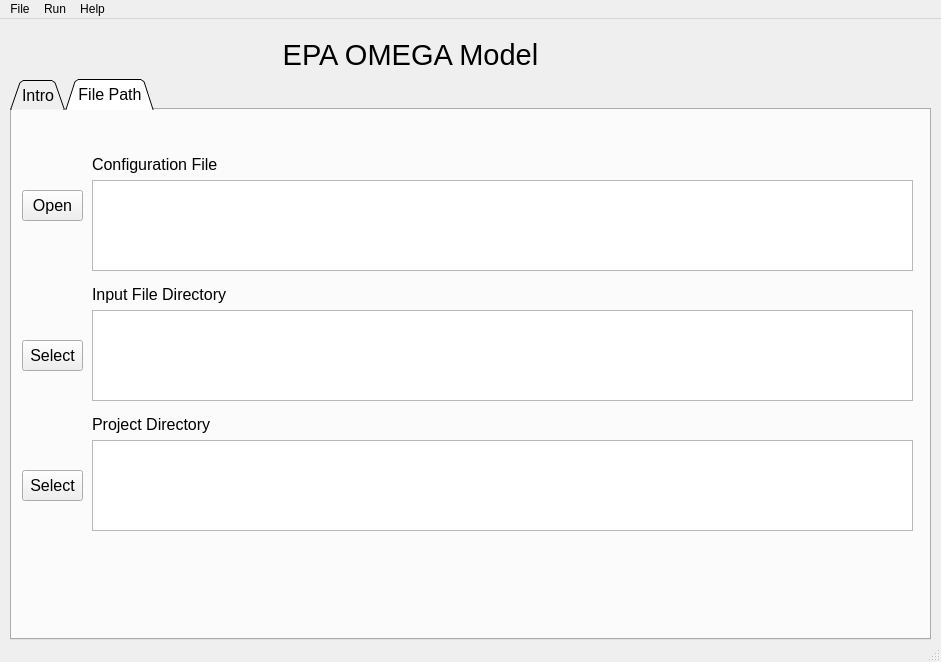
Above: gui/omega_gui_v5.ui from USEPA/EPA_OMEGA_Model before the change. Below: the same form after it.
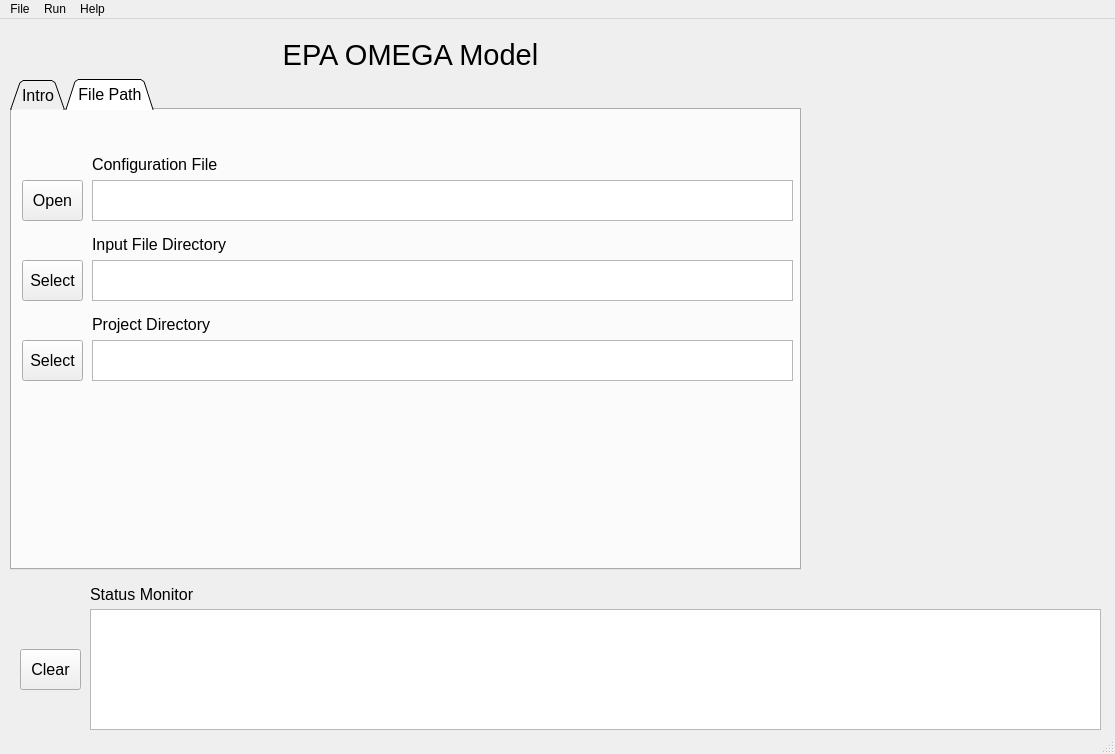
That is the form after the change. Icons and pictures are not drawn.

```diff
--- a/gui/omega_gui_v5.ui
+++ b/gui/omega_gui_v5.ui
@@ -6,8 +6,8 @@
    <rect>
     <x>0</x>
     <y>0</y>
-    <width>941</width>
-    <height>662</height>
+    <width>1115</width>
+    <height>754</height>
    </rect>
   </property>
   <property name="windowTitle">
@@ -22,8 +22,8 @@
      <rect>
       <x>10</x>
       <y>60</y>
-      <width>921</width>
-      <height>561</height>
+      <width>791</width>
+      <height>491</height>
      </rect>
     </property>
     <property name="font">
@@ -86,19 +86,19 @@
      <attribute name="title">
       <string>File Path</string>
      </attribute>
-     <widget class="QPlainTextEdit" name="configuration_file_1_result">
+     <widget class="QTextEdit" name="configuration_file_1_result">
       <property name="geometry">
        <rect>
         <x>80</x>
         <y>70</y>
-        <width>821</width>
-        <height>91</height>
+        <width>701</width>
+        <height>41</height>
        </rect>
       </property>
       <property name="font">
        <font>
         <family>Consolas</family>
-        <pointsize>11</pointsize>
+        <pointsize>10</pointsize>
        </font>
       </property>
       <property name="toolTip">
@@ -122,7 +122,7 @@
       <property name="geometry">
        <rect>
         <x>80</x>
-        <y>169</y>
+        <y>119</y>
         <width>511</width>
         <height>31</height>
        </rect>
@@ -131,19 +131,19 @@
        <string>Input File Directory</string>
       </property>
      </widget>
-     <widget class="QPlainTextEdit" name="input_file_directory_1_result">
+     <widget class="QTextEdit" name="input_file_directory_1_result">
       <property name="geometry">
        <rect>
         <x>80</x>
-        <y>200</y>
-        <width>821</width>
-        <height>91</height>
+        <y>150</y>
+        <width>701</width>
+        <height>41</height>
        </rect>
       </property>
       <property name="font">
        <font>
         <family>Consolas</family>
-        <pointsize>11</pointsize>
+        <pointsize>10</pointsize>
        </font>
       </property>
       <property name="toolTip">
@@ -154,7 +154,7 @@
       <property name="geometry">
        <rect>
         <x>80</x>
-        <y>299</y>
+        <y>199</y>
         <width>461</width>
         <height>31</height>
        </rect>
@@ -163,19 +163,19 @@
        <string>Project Directory</string>
       </property>
      </widget>
-     <widget class="QPlainTextEdit" name="project_directory_1_result">
+     <widget class="QTextEdit" name="project_directory_1_result">
       <property name="geometry">
        <rect>
         <x>80</x>
-        <y>330</y>
-        <width>821</width>
-        <height>91</height>
+        <y>230</y>
+        <width>701</width>
+        <height>41</height>
        </rect>
       </property>
       <property name="font">
        <font>
         <family>Consolas</family>
-        <pointsize>11</pointsize>
+        <pointsize>10</pointsize>
        </font>
       </property>
       <property name="toolTip">
@@ -186,9 +186,9 @@
       <property name="geometry">
        <rect>
         <x>10</x>
-        <y>360</y>
+        <y>230</y>
         <width>61</width>
-        <height>31</height>
+        <height>41</height>
        </rect>
       </property>
       <property name="text">
@@ -202,9 +202,9 @@
       <property name="geometry">
        <rect>
         <x>10</x>
-        <y>230</y>
+        <y>150</y>
         <width>61</width>
-        <height>31</height>
+        <height>41</height>
        </rect>
       </property>
       <property name="text">
@@ -215,9 +215,9 @@
       <property name="geometry">
        <rect>
         <x>10</x>
-        <y>80</y>
+        <y>70</y>
         <width>61</width>
-        <height>31</height>
+        <height>41</height>
        </rect>
       </property>
       <property name="toolTip">
@@ -278,13 +278,68 @@
      <set>Qt::AlignCenter</set>
     </property>
    </widget>
+   <widget class="QTextEdit" name="status_monitor_result">
+    <property name="geometry">
+     <rect>
+      <x>90</x>
+      <y>590</y>
+      <width>1011</width>
+      <height>121</height>
+     </rect>
+    </property>
+    <property name="font">
+     <font>
+      <family>Consolas</family>
+      <pointsize>10</pointsize>
+     </font>
+    </property>
+    <property name="toolTip">
+     <string>Status Monitor records ongoing program events</string>
+    </property>
+   </widget>
+   <widget class="QLabel" name="status_monitor_label">
+    <property name="geometry">
+     <rect>
+      <x>90</x>
+      <y>560</y>
+      <width>121</width>
+      <height>31</height>
+     </rect>
+    </property>
+    <property name="font">
+     <font>
+      <pointsize>12</pointsize>
+     </font>
+    </property>
+    <property name="text">
+     <string>Status Monitor</string>
+    </property>
+   </widget>
+   <widget class="QPushButton" name="clear_status_monitor_button">
+    <property name="geometry">
+     <rect>
+      <x>20</x>
+      <y>630</y>
+      <width>61</width>
+      <height>41</height>
+     </rect>
+    </property>
+    <property name="font">
+     <font>
+      <pointsize>12</pointsize>
+     </font>
+    </property>
+    <property name="text">
+     <string>Clear</string>
+    </property>
+   </widget>
   </widget>
   <widget class="QMenuBar" name="menubar">
    <property name="geometry">
     <rect>
      <x>0</x>
      <y>0</y>
-     <width>941</width>
+     <width>1115</width>
      <height>21</height>
     </rect>
    </property>
```
Left out of the diff: 4 changed lines with no effect on the pictures.
